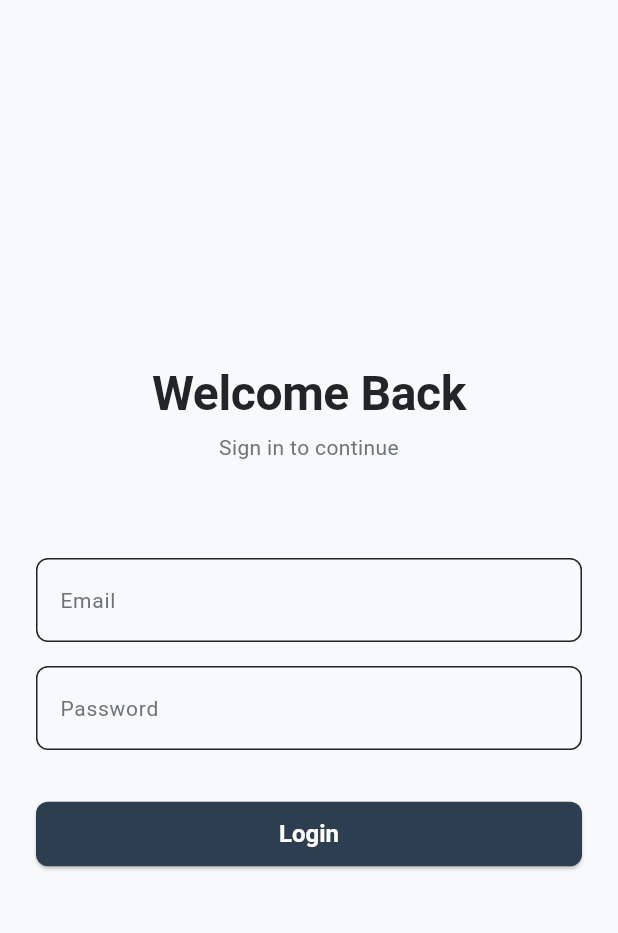
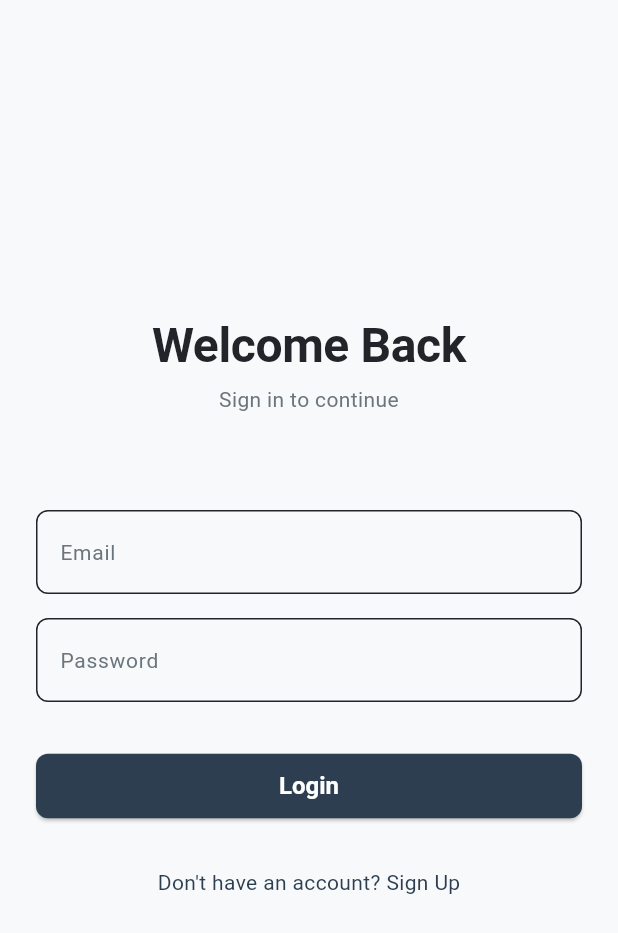
Before and after one commit to Sharknia/hono-front, a Flutter app: the screen it shows after launch, on a phone screen of 412 x 824 dp. Shown: the top 933 px of the screen. Run offline on Flutter 3.47's test engine with Material 3 defaults, Android fonts, the phone set to English and light mode, and no system bars; our stand-ins replace flutter_dotenv, flutter_riverpod, freezed_annotation.

Commit message:
feat(auth): implement sign-up flow and refactor env config

```diff
--- a/lib/src/presentation/screen/login_screen.dart
+++ b/lib/src/presentation/screen/login_screen.dart
@@ -1,6 +1,7 @@
 import 'package:flutter/material.dart';
 import 'package:flutter_riverpod/flutter_riverpod.dart';
 import 'package:hotdeal_with_hono/src/presentation/provider/auth_provider.dart';
+import 'package:hotdeal_with_hono/src/presentation/screen/sign_up_screen.dart';
 import 'package:hotdeal_with_hono/src/presentation/state/login_state.dart';
 import 'package:hotdeal_with_hono/src/presentation/theme/app_theme.dart';
 import 'package:hotdeal_with_hono/src/presentation/widget/custom_button.dart';
@@ -83,6 +84,24 @@ class LoginScreen extends ConsumerWidget {
                   orElse: () => false,
                 ),
               ),
+              const SizedBox(height: AppSpacing.p16),
+              TextButton(
+                onPressed: () {
+                  Navigator.push(
+                    context,
+                    MaterialPageRoute(
+                      builder: (context) => const SignUpScreen(),
+                    ),
+                  );
+                },
+                child: Text(
+                  "Don't have an account? Sign Up",
+                  style: Theme.of(context)
+                      .textTheme
+                      .bodyMedium
+                      ?.copyWith(color: AppColors.primary),
+                ),
+              ),
             ],
           ),
         ),
--- a/pubspec.yaml
+++ b/pubspec.yaml
@@ -38,6 +38,7 @@ dependencies:
   flutter_riverpod: ^2.6.1
   freezed_annotation: ^3.1.0
   json_annotation: ^4.9.0
+  flutter_dotenv: ^5.2.1
 
 dev_dependencies:
   flutter_test:
@@ -66,7 +67,8 @@ flutter:
   uses-material-design: true
 
   # To add assets to your application, add an assets section, like this:
-  # assets:
+  assets:
+    - assets/
   #   - images/a_dot_burr.jpeg
   #   - images/a_dot_ham.jpeg
 
```
Also changed, not shown: lib/main.dart (+21 -3 lines), lib/src/core/config.dart (added, +12 -0 lines), lib/src/infrastructure/repository/auth_repository_impl.dart (+6 -6 lines), lib/src/presentation/provider/auth_provider.dart (+5 -3 lines), pubspec.lock, 7 other files.
